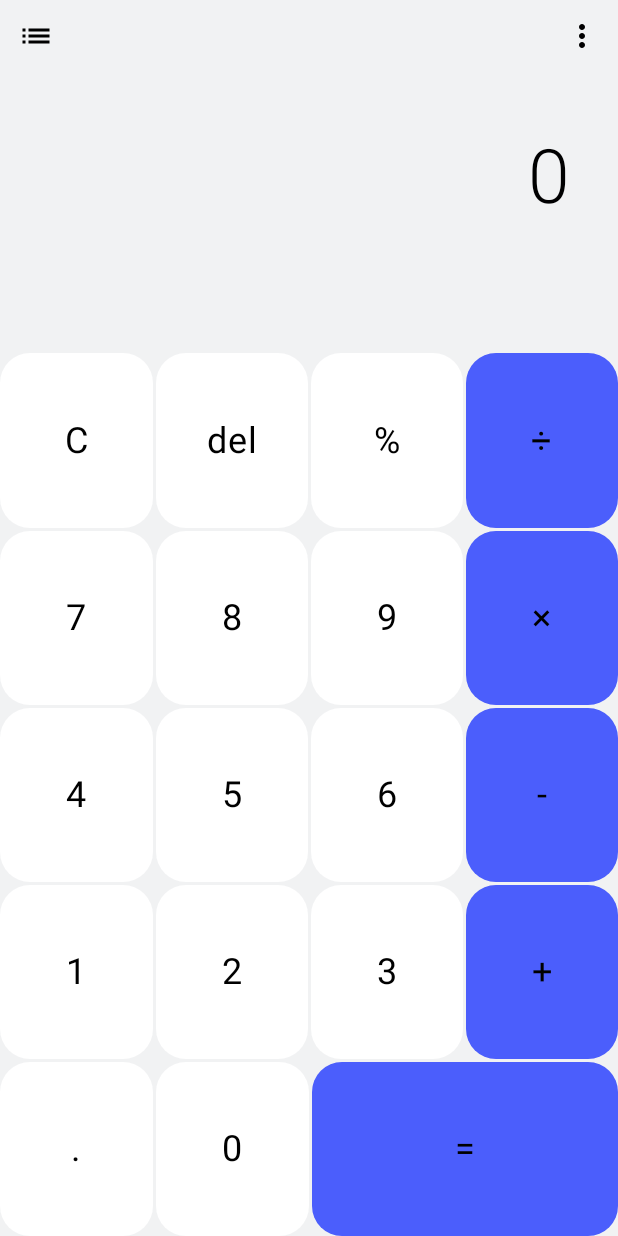
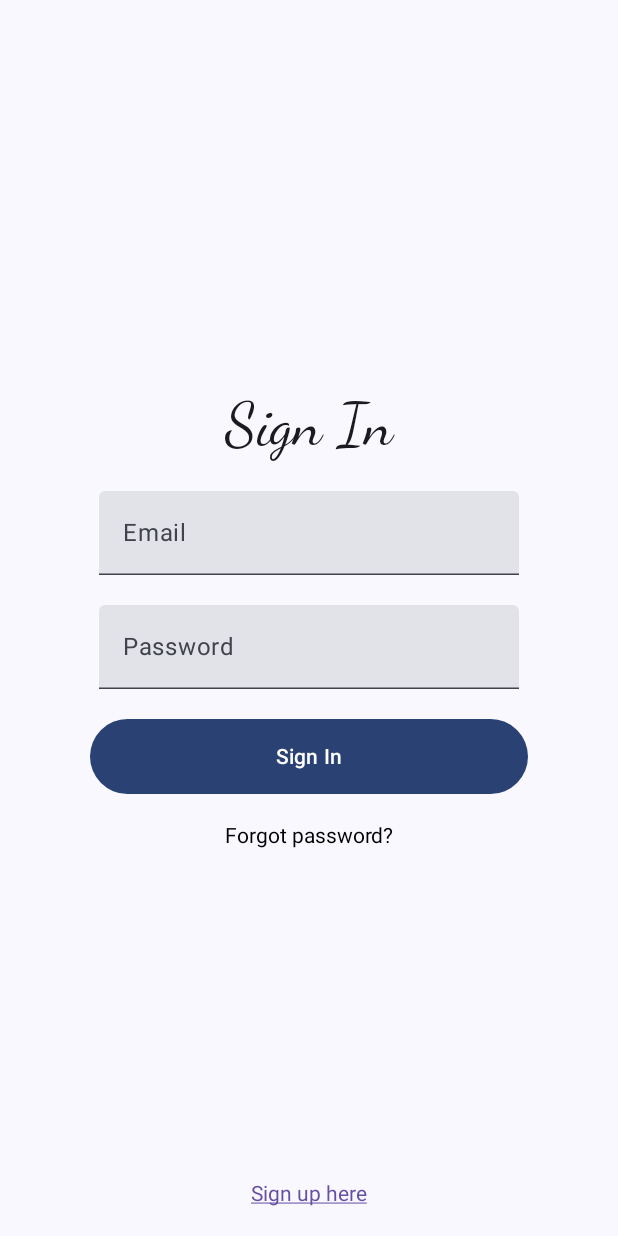
Before and after one commit to andrw04/mobile-development, an Android app built with Jetpack Compose: the screen it shows after launch (MainActivity), on a phone screen of 412 x 824 dp. Run offline under Robolectric (Android 15) with nearby library versions, the phone set to English and light mode, and no system bars; our stand-ins replace Dagger/Hilt's generated code, Firebase (no records; nobody signed in at launch, a user with empty details on screens opened directly).

Commit message:
Added SignIn Screen

```diff
--- a/app/build.gradle.kts
+++ b/app/build.gradle.kts
@@ -64,6 +64,7 @@ dependencies {
     implementation("androidx.compose.material3:material3")
     implementation("androidx.lifecycle:lifecycle-viewmodel-compose:2.6.1")
     implementation("androidx.core:core-splashscreen:1.0.1")
+    implementation("androidx.appcompat:appcompat:1.6.1")
     testImplementation("junit:junit:4.13.2")
     androidTestImplementation("androidx.test.ext:junit:1.1.5")
     androidTestImplementation("androidx.test.espresso:espresso-core:3.5.1")
--- a/app/src/main/java/com/example/calculator/MainActivity.kt
+++ b/app/src/main/java/com/example/calculator/MainActivity.kt
@@ -5,10 +5,19 @@ import android.os.Bundle
 import androidx.activity.ComponentActivity
 import androidx.activity.compose.setContent
 import androidx.annotation.RequiresApi
+import androidx.compose.foundation.layout.fillMaxSize
+import androidx.compose.material3.MaterialTheme
+import androidx.compose.material3.Surface
 import androidx.compose.runtime.Composable
+import androidx.compose.ui.Modifier
 import androidx.compose.ui.tooling.preview.Preview
 import androidx.core.splashscreen.SplashScreen.Companion.installSplashScreen
+import androidx.navigation.compose.NavHost
+import androidx.navigation.compose.composable
+import androidx.navigation.compose.rememberNavController
+import com.example.calculator.common.NavigationRoutes
 import com.example.calculator.ui.layouts.CalculatorUI
+import com.example.calculator.ui.layouts.signin.SignInScreen
 import com.example.calculator.ui.theme.CalculatorTheme
 import com.google.firebase.Firebase
 import com.google.firebase.firestore.firestore
@@ -24,7 +33,25 @@ class MainActivity : ComponentActivity() {
         installSplashScreen()
         setContent {
             CalculatorTheme {
-                CalculatorUI()
+                Surface(
+                    modifier = Modifier.fillMaxSize(),
+                    color = MaterialTheme.colorScheme.background
+                ) {
+                    val navController = rememberNavController()
+                    NavHost(
+                        navController = navController,
+                        startDestination = NavigationRoutes.SIGN_IN,
+                        builder = {
+                            composable(NavigationRoutes.SIGN_IN) {
+                                SignInScreen(navController = navController)
+                            }
+
+                            composable(NavigationRoutes.SIGN_UP) {
+
+                            }
+                        }
+                    )
+                }
             }
         }
     }
--- a/app/src/main/java/com/example/calculator/domain/utilities/Constants.kt
+++ b/app/src/main/java/com/example/calculator/common/Constants.kt
@@ -1,4 +1,4 @@
-package com.example.calculator.domain.utilities
+package com.example.calculator.common
 
 const val PREF_BIOMETRIC = "biometric_preferences"
 const val ENCRYPTED_FILE_NAME = "encrypted_data_store"
--- a/app/src/main/java/com/example/calculator/domain/utilities/authorization/BiometricHelper.kt
+++ b/app/src/main/java/com/example/calculator/domain/utilities/authorization/BiometricHelper.kt
@@ -7,9 +7,9 @@ import androidx.biometric.BiometricPrompt
 import androidx.core.content.ContextCompat
 import androidx.fragment.app.FragmentActivity
 import com.example.calculator.R
-import com.example.calculator.domain.utilities.ENCRYPTED_FILE_NAME
-import com.example.calculator.domain.utilities.PREF_BIOMETRIC
-import com.example.calculator.domain.utilities.SECRET_KEY
+import com.example.calculator.common.ENCRYPTED_FILE_NAME
+import com.example.calculator.common.PREF_BIOMETRIC
+import com.example.calculator.common.SECRET_KEY
 import com.example.calculator.domain.utilities.authorization.CryptoManager
 import java.util.UUID
 
--- a/app/src/main/java/com/example/calculator/ui/layouts/CalculatorUI.kt
+++ b/app/src/main/java/com/example/calculator/ui/layouts/CalculatorUI.kt
@@ -50,7 +50,7 @@ fun CalculatorUI(
     val orientation = LocalConfiguration.current.orientation
     val isLandscape = orientation == Configuration.ORIENTATION_LANDSCAPE
 
-    ChangeStatusBarColor(appTheme = calculatorUiState.appTheme)
+    ChangeStatusBarColor(calculatorUiState.appTheme.backgroundColor)
 
     val postNotificationPermission = rememberPermissionState(permission = Manifest.permission.POST_NOTIFICATIONS)
     val notificationHandler = NotificationHandler(LocalContext.current)
--- /dev/null
+++ b/app/src/main/java/com/example/calculator/ui/layouts/home/HomeActivity.kt
@@ -0,0 +1,30 @@
+package com.example.calculator.ui.layouts.home
+
+import android.os.Build
+import android.os.Bundle
+import androidx.activity.compose.setContent
+import androidx.annotation.RequiresApi
+import androidx.appcompat.app.AppCompatActivity
+import androidx.compose.foundation.layout.fillMaxSize
+import androidx.compose.material3.MaterialTheme
+import androidx.compose.material3.Surface
+import androidx.compose.ui.Modifier
+import com.example.calculator.ui.layouts.CalculatorUI
+import com.example.calculator.ui.theme.CalculatorTheme
+
+class HomeActivity : AppCompatActivity() {
+    @RequiresApi(Build.VERSION_CODES.TIRAMISU)
+    override fun onCreate(savedInstanceState: Bundle?) {
+        super.onCreate(savedInstanceState)
+        setContent {
+            CalculatorTheme {
+                Surface(
+                    modifier = Modifier.fillMaxSize(),
+                    color = MaterialTheme.colorScheme.background
+                ) {
+                    CalculatorUI()
+                }
+            }
+        }
+    }
+}
--- /dev/null
+++ b/app/src/main/java/com/example/calculator/ui/layouts/signin/SignInScreen.kt
@@ -0,0 +1,102 @@
+package com.example.calculator.ui.layouts.signin
+
+import androidx.compose.foundation.layout.Arrangement
+import androidx.compose.foundation.layout.Box
+import androidx.compose.foundation.layout.Column
+import androidx.compose.foundation.layout.Spacer
+import androidx.compose.foundation.layout.fillMaxSize
+import androidx.compose.foundation.layout.fillMaxWidth
+import androidx.compose.foundation.layout.height
+import androidx.compose.foundation.layout.padding
+import androidx.compose.foundation.shape.RoundedCornerShape
+import androidx.compose.foundation.text.ClickableText
+import androidx.compose.foundation.text.KeyboardOptions
+import androidx.compose.material3.Button
+import androidx.compose.material3.MaterialTheme
+import androidx.compose.material3.Text
+import androidx.compose.material3.TextField
+import androidx.compose.runtime.Composable
+import androidx.compose.runtime.mutableStateOf
+import androidx.compose.runtime.remember
+import androidx.compose.ui.Alignment
+import androidx.compose.ui.Modifier
+import androidx.compose.ui.text.AnnotatedString
+import androidx.compose.ui.text.TextStyle
+import androidx.compose.ui.text.font.FontFamily
+import androidx.compose.ui.text.input.KeyboardType
+import androidx.compose.ui.text.input.PasswordVisualTransformation
+import androidx.compose.ui.text.input.TextFieldValue
+import androidx.compose.ui.text.style.TextDecoration
+import androidx.compose.ui.unit.dp
+import androidx.compose.ui.unit.sp
+import androidx.navigation.NavHostController
+import com.example.calculator.ui.theme.ChangeStatusBarColor
+import com.example.calculator.ui.theme.Purple40
+
+@Composable
+fun SignInScreen(navController: NavHostController) {
+    ChangeStatusBarColor(color = MaterialTheme.colorScheme.background)
+
+    Box(modifier = Modifier.fillMaxSize()) {
+        ClickableText(
+            text = AnnotatedString("Sign up here"),
+            modifier = Modifier
+                .align(Alignment.BottomCenter)
+                .padding(20.dp),
+            onClick = {},
+            style = TextStyle(
+                fontSize = 14.sp,
+                fontFamily = FontFamily.Default,
+                textDecoration = TextDecoration.Underline,
+                color = Purple40
+            )
+        )
+    }
+    Column(
+        modifier = Modifier.padding(20.dp),
+        verticalArrangement = Arrangement.Center,
+        horizontalAlignment = Alignment.CenterHorizontally
+    ) {
+        val email = remember { mutableStateOf(TextFieldValue()) }
+        val password = remember { mutableStateOf(TextFieldValue()) }
+
+        Text(text = "Sign In", style = TextStyle(fontSize = 40.sp, fontFamily = FontFamily.Cursive))
+
+        Spacer(modifier = Modifier.height(20.dp))
+        TextField(
+            label = { Text(text = "Email") },
+            value = email.value,
+            onValueChange = { email.value = it })
+
+        Spacer(modifier = Modifier.height(20.dp))
+        TextField(
+            label = { Text(text = "Password") },
+            value = password.value,
+            visualTransformation = PasswordVisualTransformation(),
+            keyboardOptions = KeyboardOptions(keyboardType = KeyboardType.Password),
+            onValueChange = { password.value = it })
+
+        Spacer(modifier = Modifier.height(20.dp))
+        Box(modifier = Modifier.padding(40.dp, 0.dp, 40.dp, 0.dp)) {
+            Button(
+                onClick = { },
+                shape = RoundedCornerShape(50.dp),
+                modifier = Modifier
+                    .fillMaxWidth()
+                    .height(50.dp)
+            ) {
+                Text(text = "Sign In")
+            }
+        }
+
+        Spacer(modifier = Modifier.height(20.dp))
+        ClickableText(
+            text = AnnotatedString("Forgot password?"),
+            onClick = {},
+            style = TextStyle(
+                fontSize = 14.sp,
+                fontFamily = FontFamily.Default
+            )
+        )
+    }
+}
--- a/app/src/main/java/com/example/calculator/ui/theme/Theme.kt
+++ b/app/src/main/java/com/example/calculator/ui/theme/Theme.kt
@@ -79,14 +79,14 @@ fun CalculatorTheme(
 }
 
 @Composable
-fun ChangeStatusBarColor(appTheme: AppTheme = AppTheme()) {
+fun ChangeStatusBarColor(color: Color) {
     val view = LocalView.current
     if (!view.isInEditMode) {
         SideEffect {
             val window = (view.context as Activity).window
-            window.statusBarColor = appTheme.backgroundColor.toArgb()
+            window.statusBarColor = color.toArgb()
 
-            val isLight = isLightColor(appTheme.backgroundColor)
+            val isLight = isLightColor(color)
             WindowCompat.getInsetsController(window, view).isAppearanceLightStatusBars = isLight
         }
     }
```
